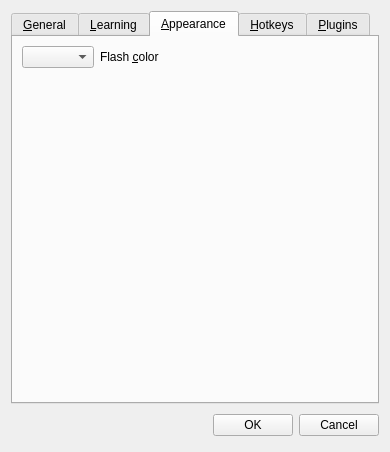
Old version of the form source/settingsdialog.ui in the repository martin-kudlicka/vocabulary-master.
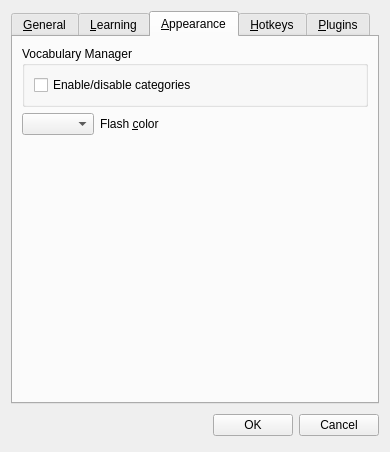
New version of the form. The open tabs and pages were chosen to show the change. Custom widgets are drawn as their Qt base class.

Commit message: + optional enable/disable category check-box

The edit to the form file:
```diff
--- a/source/settingsdialog.ui
+++ b/source/settingsdialog.ui
@@ -243,6 +243,22 @@
        <string>&amp;Appearance</string>
       </attribute>
       <layout class="QVBoxLayout" name="verticalLayout_5">
+       <item>
+        <widget class="QGroupBox" name="groupBox_6">
+         <property name="title">
+          <string>Vocabulary Manager</string>
+         </property>
+         <layout class="QVBoxLayout" name="verticalLayout_11">
+          <item>
+           <widget class="QCheckBox" name="qcbVocabularyManagerCategoryEnable">
+            <property name="text">
+             <string>Enable/disable categories</string>
+            </property>
+           </widget>
+          </item>
+         </layout>
+        </widget>
+       </item>
        <item>
         <layout class="QHBoxLayout" name="horizontalLayout_7">
          <item>
```
The commit also changes 8 other files.
